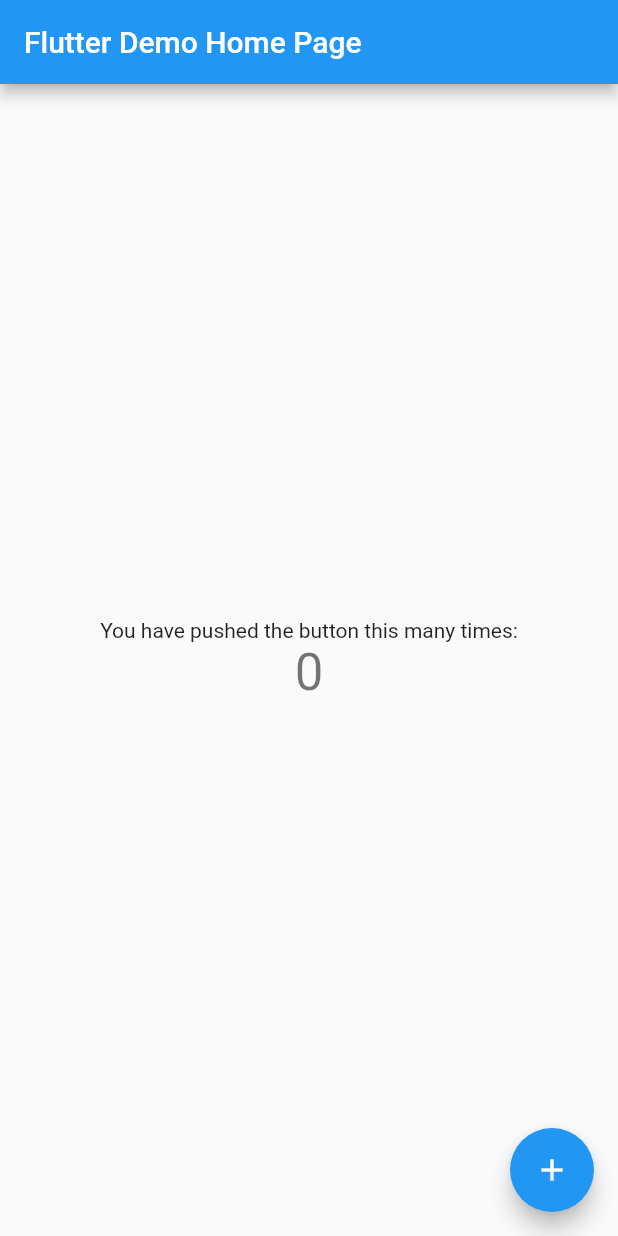
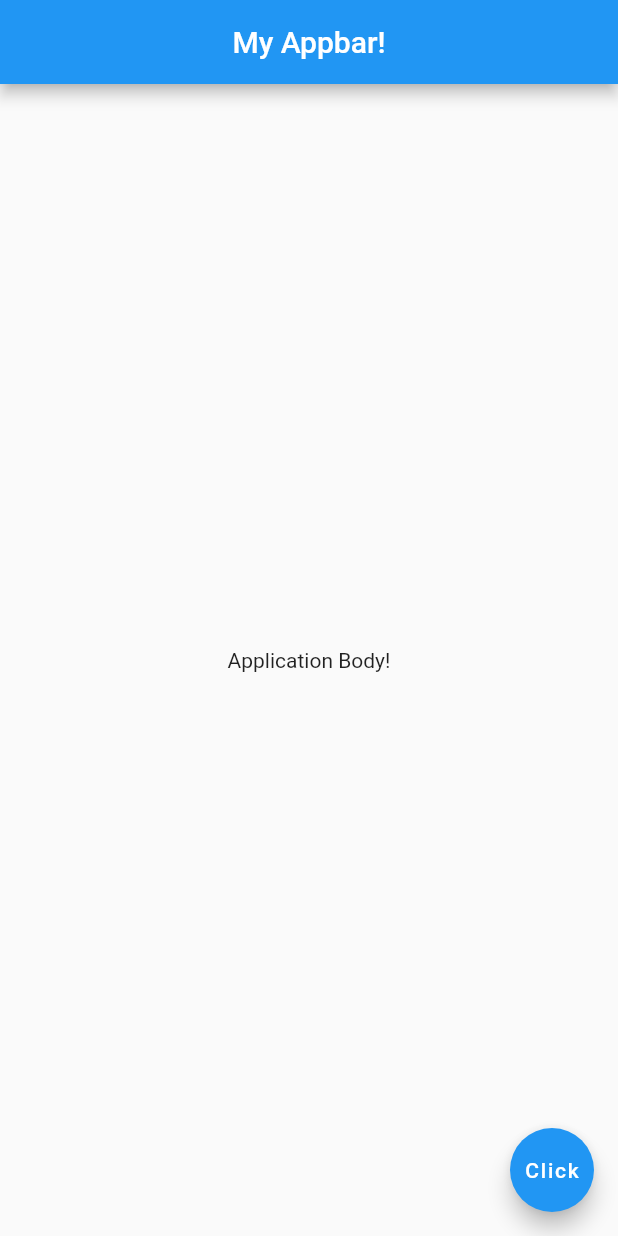
Before and after one commit to PhatLam1811/Flutter_Chat_Application, a Flutter app: the screen it shows after launch, on a phone screen of 412 x 824 dp. Run offline on Flutter 3.47's test engine with Material 2 defaults, Android fonts, the phone set to English and light mode, and no system bars.

Commit message:
Changed some initial code

```diff
--- a/lib/main.dart
+++ b/lib/main.dart
@@ -1,115 +1,17 @@
 import 'package:flutter/material.dart';
 
-void main() {
-  runApp(const MyApp());
-}
-
-class MyApp extends StatelessWidget {
-  const MyApp({Key? key}) : super(key: key);
-
-  // This widget is the root of your application.
-  @override
-  Widget build(BuildContext context) {
-    return MaterialApp(
-      title: 'Flutter Demo',
-      theme: ThemeData(
-        // This is the theme of your application.
-        //
-        // Try running your application with "flutter run". You'll see the
-        // application has a blue toolbar. Then, without quitting the app, try
-        // changing the primarySwatch below to Colors.green and then invoke
-        // "hot reload" (press "r" in the console where you ran "flutter run",
-        // or simply save your changes to "hot reload" in a Flutter IDE).
-        // Notice that the counter didn't reset back to zero; the application
-        // is not restarted.
-        primarySwatch: Colors.blue,
-      ),
-      home: const MyHomePage(title: 'Flutter Demo Home Page'),
-    );
-  }
-}
-
-class MyHomePage extends StatefulWidget {
-  const MyHomePage({Key? key, required this.title}) : super(key: key);
-
-  // This widget is the home page of your application. It is stateful, meaning
-  // that it has a State object (defined below) that contains fields that affect
-  // how it looks.
-
-  // This class is the configuration for the state. It holds the values (in this
-  // case the title) provided by the parent (in this case the App widget) and
-  // used by the build method of the State. Fields in a Widget subclass are
-  // always marked "final".
-
-  final String title;
-
-  @override
-  State<MyHomePage> createState() => _MyHomePageState();
-}
-
-class _MyHomePageState extends State<MyHomePage> {
-  int _counter = 0;
-
-  void _incrementCounter() {
-    setState(() {
-      // This call to setState tells the Flutter framework that something has
-      // changed in this State, which causes it to rerun the build method below
-      // so that the display can reflect the updated values. If we changed
-      // _counter without calling setState(), then the build method would not be
-      // called again, and so nothing would appear to happen.
-      _counter++;
-    });
-  }
-
-  @override
-  Widget build(BuildContext context) {
-    // This method is rerun every time setState is called, for instance as done
-    // by the _incrementCounter method above.
-    //
-    // The Flutter framework has been optimized to make rerunning build methods
-    // fast, so that you can just rebuild anything that needs updating rather
-    // than having to individually change instances of widgets.
-    return Scaffold(
-      appBar: AppBar(
-        // Here we take the value from the MyHomePage object that was created by
-        // the App.build method, and use it to set our appbar title.
-        title: Text(widget.title),
-      ),
-      body: Center(
-        // Center is a layout widget. It takes a single child and positions it
-        // in the middle of the parent.
-        child: Column(
-          // Column is also a layout widget. It takes a list of children and
-          // arranges them vertically. By default, it sizes itself to fit its
-          // children horizontally, and tries to be as tall as its parent.
-          //
-          // Invoke "debug painting" (press "p" in the console, choose the
-          // "Toggle Debug Paint" action from the Flutter Inspector in Android
-          // Studio, or the "Toggle Debug Paint" command in Visual Studio Code)
-          // to see the wireframe for each widget.
-          //
-          // Column has various properties to control how it sizes itself and
-          // how it positions its children. Here we use mainAxisAlignment to
-          // center the children vertically; the main axis here is the vertical
-          // axis because Columns are vertical (the cross axis would be
-          // horizontal).
-          mainAxisAlignment: MainAxisAlignment.center,
-          children: <Widget>[
-            const Text(
-              'You have pushed the button this many times:',
-            ),
-            Text(
-              '$_counter',
-              style: Theme.of(context).textTheme.headline4,
-            ),
-          ],
-        ),
-      ),
-      floatingActionButton: FloatingActionButton(
-        onPressed: _incrementCounter,
-        tooltip: 'Increment',
-        child: const Icon(Icons.add),
-      ), // This trailing comma makes auto-formatting nicer for build methods.
-    );
-  }
-}
+void main() => runApp(MaterialApp(
+  home: Scaffold(
+    appBar: AppBar(
+      title: const Text('My Appbar!'),
+      centerTitle: true,
+    ),
+    body: const Center(
+      child: Text("Application Body!"),
+    ),
+    floatingActionButton: const FloatingActionButton(
+      onPressed: null,
+      child: Text('Click'),
+    ),
+  )
+));
```
